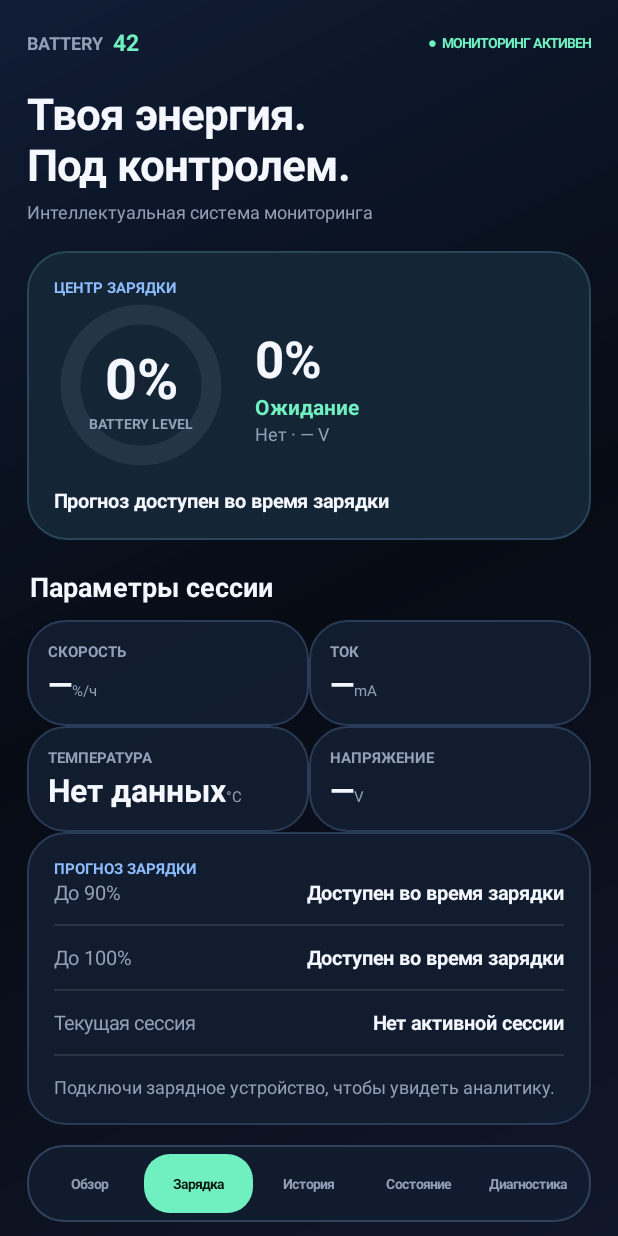
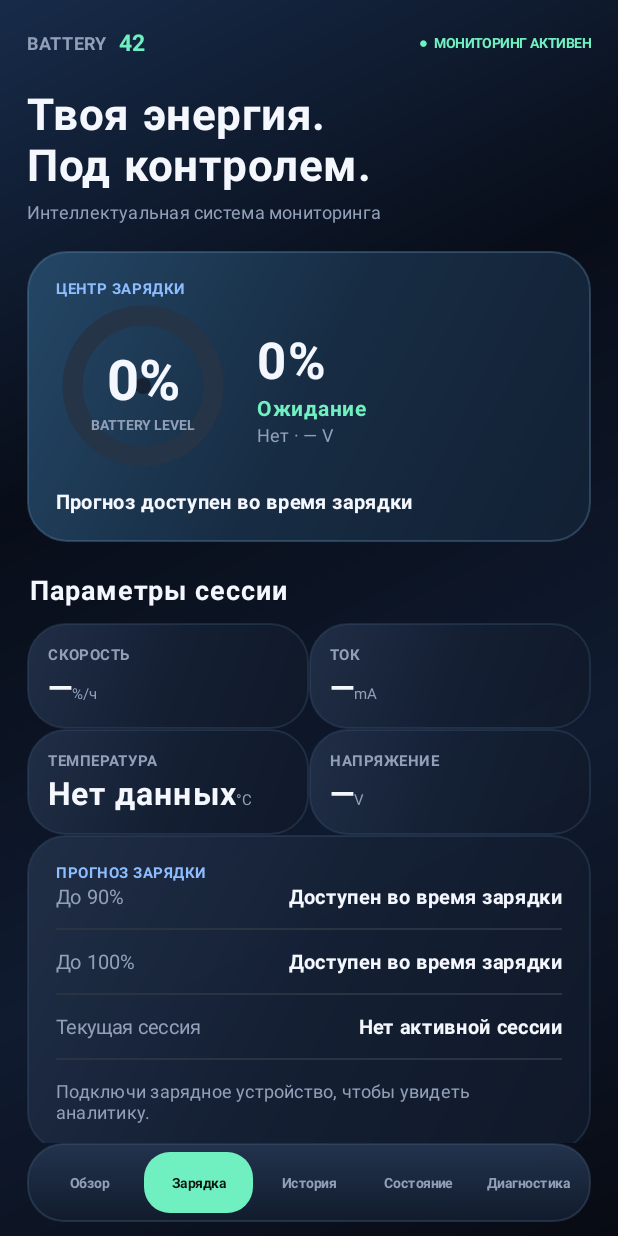
Before and after one commit to fin4eg1/BatteryMonitor42, an Android app: the screen it shows after launch (MainActivity), after a tap on "Зарядка", on a phone screen of 412 x 824 dp. Run offline under Robolectric (Android 15) with nearby library versions, the phone set to English and light mode, and no system bars; 1 other tap on this screen came first.

Commit message:
Upgrade Battery Monitor 42 to premium animated glass UI

```diff
--- a/app/src/main/java/ru/dmitry/batterymonitor42/MainActivity.java
+++ b/app/src/main/java/ru/dmitry/batterymonitor42/MainActivity.java
@@ -35,16 +35,17 @@ public class MainActivity extends Activity {
     @Override public void onCreate(Bundle b){super.onCreate(b);getWindow().setStatusBarColor(BG);getWindow().setNavigationBarColor(BG);getWindow().getDecorView().setSystemUiVisibility(0);bm=(BatteryManager)getSystemService(BATTERY_SERVICE);prefs=getSharedPreferences("battery42",MODE_PRIVATE);loadHistory();createNotificationChannel();if(Build.VERSION.SDK_INT>=33&&checkSelfPermission(Manifest.permission.POST_NOTIFICATIONS)!=PackageManager.PERMISSION_GRANTED)requestPermissions(new String[]{Manifest.permission.POST_NOTIFICATIONS},42);buildShell();batteryIntent=registerReceiver(receiver,new IntentFilter(Intent.ACTION_BATTERY_CHANGED));if(batteryIntent!=null)readBattery(batteryIntent);startBatteryMonitor();}
     int dp(float v){return (int)(v*getResources().getDisplayMetrics().density+.5f);}
     GradientDrawable shape(int color,int radius,int stroke){GradientDrawable d=new GradientDrawable();d.setColor(color);d.setCornerRadius(dp(radius));if(stroke!=0)d.setStroke(dp(1),stroke);return d;}
-    TextView label(String s,int size,int color,boolean bold){TextView t=new TextView(this);t.setText(s);t.setTextSize(size);t.setTextColor(color);if(bold)t.setTypeface(null,1);return t;}
+    TextView label(String s,int size,int color,boolean bold){TextView t=new TextView(this);t.setText(s);t.setTextSize(size);t.setTextColor(color);t.setFontFeatureSettings("kern");t.setLetterSpacing(bold?0.035f:0.012f);t.setTypeface(Typeface.create("sans-serif",bold?Typeface.BOLD:Typeface.NORMAL));return t;}
     LinearLayout column(){LinearLayout l=new LinearLayout(this);l.setOrientation(1);return l;}
     LinearLayout row(){LinearLayout l=new LinearLayout(this);l.setOrientation(0);l.setGravity(Gravity.CENTER_VERTICAL);return l;}
-    LinearLayout panel(){LinearLayout p=column();p.setPadding(dp(18),dp(17),dp(18),dp(17));p.setBackground(shape(0xee121e31,25,0xff293b56));LinearLayout.LayoutParams lp=new LinearLayout.LayoutParams(-1,-2);lp.bottomMargin=dp(13);p.setLayoutParams(lp);return p;}
-    void buildShell(){root=column();GradientDrawable backdrop=new GradientDrawable(GradientDrawable.Orientation.TL_BR,new int[]{0xff101d35,0xff070b14,0xff11172a});root.setBackground(backdrop);root.setPadding(dp(18),dp(18),dp(18),dp(9));root.setOnApplyWindowInsetsListener((v,insets)->{v.setPadding(dp(18),dp(18)+insets.getSystemWindowInsetTop(),dp(18),dp(9)+insets.getSystemWindowInsetBottom());return insets;});LinearLayout head=row();TextView brand=label("BATTERY",12,MUTED,true);TextView mark=label("  42",15,GREEN,true);head.addView(brand);head.addView(mark);head.addView(new View(this),new LinearLayout.LayoutParams(0,1,1));TextView live=label("●  МОНИТОРИНГ АКТИВЕН",9,GREEN,true);head.addView(live);root.addView(head);
+    LinearLayout panel(){LinearLayout p=column();p.setPadding(dp(19),dp(18),dp(19),dp(18));GradientDrawable bg=new GradientDrawable(GradientDrawable.Orientation.TL_BR,new int[]{0xf0213048,0xf0142034,0xf0101929});bg.setCornerRadius(dp(25));bg.setStroke(dp(1),0x553d5877);p.setBackground(bg);p.setElevation(dp(5));LinearLayout.LayoutParams lp=new LinearLayout.LayoutParams(-1,-2);lp.bottomMargin=dp(14);p.setLayoutParams(lp);return p;}
+    void buildShell(){root=column();GradientDrawable backdrop=new GradientDrawable(GradientDrawable.Orientation.TL_BR,new int[]{0xff172b49,0xff080d18,0xff101b30,0xff080b13});root.setBackground(backdrop);root.setPadding(dp(18),dp(18),dp(18),dp(9));root.setOnApplyWindowInsetsListener((v,insets)->{v.setPadding(dp(18),dp(18)+insets.getSystemWindowInsetTop(),dp(18),dp(9)+insets.getSystemWindowInsetBottom());return insets;});LinearLayout head=row();TextView brand=label("BATTERY",12,MUTED,true);TextView mark=label("  42",15,GREEN,true);head.addView(brand);head.addView(mark);head.addView(new View(this),new LinearLayout.LayoutParams(0,1,1));TextView live=label("●  МОНИТОРИНГ АКТИВЕН",9,GREEN,true);head.addView(live);root.addView(head);
         TextView heading=label("Твоя энергия.\nПод контролем.",29,TEXT,true);LinearLayout.LayoutParams hp=new LinearLayout.LayoutParams(-1,-2);hp.topMargin=dp(17);hp.bottomMargin=dp(4);root.addView(heading,hp);
         TextView sub=label("Интеллектуальная система мониторинга",12,MUTED,false);root.addView(sub);
         ScrollView scroll=new ScrollView(this);scroll.setFillViewport(false);content=column();content.setPadding(0,dp(18),0,dp(10));scroll.addView(content);root.addView(scroll,new LinearLayout.LayoutParams(-1,0,1));
-        nav=row();nav.setPadding(dp(5),dp(6),dp(5),dp(6));nav.setBackground(shape(0xee111c30,24,0xff30415c));String[] tabs={"Обзор","Зарядка","История","Состояние","Диагностика"};for(String s:tabs){TextView t=label(s,9,s.equals(page)?0xff06130f:MUTED,true);t.setGravity(Gravity.CENTER);t.setPadding(dp(3),dp(13),dp(3),dp(13));t.setBackground(shape(s.equals(page)?GREEN:0x00000000,16,0));nav.addView(t,new LinearLayout.LayoutParams(0,-2,1));t.setOnClickListener(v->{page=s;buildPage();updateNavStyles();});}root.addView(nav);setContentView(root);buildPage();updateNavStyles();} void updateNavStyles(){if(nav==null)return;for(int j=0;j<nav.getChildCount();j++){TextView x=(TextView)nav.getChildAt(j);boolean selected=x.getText().toString().equals(page);x.setTextColor(selected?0xff09130f:MUTED);x.setBackground(shape(selected?GREEN:0x00000000,17,0));}}
-    void buildPage(){content.removeAllViews();if(page.equals("Обзор"))overview();else if(page.equals("Зарядка"))chargePage();else if(page.equals("История"))historyPage();else if(page.equals("Состояние"))healthPage();else if(page.equals("Диагностика"))diagnosticsPage();else tipsPage();}
+        nav=row();nav.setPadding(dp(5),dp(6),dp(5),dp(6));GradientDrawable navBg=new GradientDrawable(GradientDrawable.Orientation.TOP_BOTTOM,new int[]{0xf0243550,0xf0111c2d});navBg.setCornerRadius(dp(24));navBg.setStroke(dp(1),0x66445b78);nav.setBackground(navBg);nav.setElevation(dp(12));String[] tabs={"Обзор","Зарядка","История","Состояние","Диагностика"};for(String s:tabs){TextView t=label(s,9,s.equals(page)?0xff06130f:MUTED,true);t.setGravity(Gravity.CENTER);t.setPadding(dp(3),dp(14),dp(3),dp(14));t.setBackground(shape(s.equals(page)?GREEN:0x00000000,16,0));nav.addView(t,new LinearLayout.LayoutParams(0,-2,1));t.setOnClickListener(v->{page=s;buildPage();updateNavStyles();});}root.addView(nav);setContentView(root);buildPage();updateNavStyles();} void updateNavStyles(){if(nav==null)return;for(int j=0;j<nav.getChildCount();j++){TextView x=(TextView)nav.getChildAt(j);boolean selected=x.getText().toString().equals(page);x.setTextColor(selected?0xff09130f:MUTED);x.setBackground(shape(selected?GREEN:0x00000000,17,0));}}
+    void buildPage(){content.removeAllViews();if(page.equals("Обзор"))overview();else if(page.equals("Зарядка"))chargePage();else if(page.equals("История"))historyPage();else if(page.equals("Состояние"))healthPage();else if(page.equals("Диагностика"))diagnosticsPage();else tipsPage();animateContent();}
+    void animateContent(){for(int i=0;i<content.getChildCount();i++){View v=content.getChildAt(i);v.setAlpha(0f);v.setTranslationY(dp(12));v.animate().alpha(1f).translationY(0f).setStartDelay(i*35L).setDuration(280).setInterpolator(new android.view.animation.DecelerateInterpolator()).start();}}
     void overview(){LinearLayout hero=panel();hero.setGravity(Gravity.CENTER_HORIZONTAL);TextView cap=label("ТЕКУЩИЙ ЗАРЯД",10,MUTED,true);hero.addView(cap);ring=new BatteryRing();LinearLayout.LayoutParams rp=new LinearLayout.LayoutParams(dp(204),dp(204));rp.topMargin=dp(9);hero.addView(ring,rp);pct=label(level+"%",39,TEXT,true);status=label(statusText(),13,GREEN,true);LinearLayout.LayoutParams sp=new LinearLayout.LayoutParams(-2,-2);sp.topMargin=dp(5);hero.addView(status);eta=label(chargingEtaText(),12,MUTED,false);LinearLayout.LayoutParams ep=new LinearLayout.LayoutParams(-2,-2);ep.topMargin=dp(10);hero.addView(eta);content.addView(hero);
         TextView section=label("Показатели",17,TEXT,true);section.setPadding(dp(2),dp(5),0,dp(10));content.addView(section);
         LinearLayout r1=row();r1.addView(metric("Температура",tempText(), "°C"),new LinearLayout.LayoutParams(0,-2,1));r1.addView(metric("Напряжение",voltageText(),"V"),new LinearLayout.LayoutParams(0,-2,1));content.addView(r1);
@@ -62,7 +63,7 @@ public class MainActivity extends Activity {
     void healthPage(){LinearLayout p=panel();p.addView(label("Состояние аккумулятора",21,TEXT,true));p.addView(label(healthText(),17,GREEN,true));p.addView(label("Android сообщает системный статус батареи. Это не лабораторная диагностика ёмкости.",12,MUTED,false));content.addView(p);LinearLayout grid=panel();grid.addView(infoLine("Системное здоровье",healthText()));grid.addView(infoLine("Температура",tempText()));grid.addView(infoLine("Технология",techText()));grid.addView(infoLine("Циклы зарядки",cycleText()));grid.addView(infoLine("Оценка износа","Недоступна без проектной ёмкости"));content.addView(grid);LinearLayout note=panel();note.addView(label("Почему нет процента износа?",16,TEXT,true));note.addView(label("Стандартный Android API не гарантирует доступ к заводской ёмкости батареи. Поэтому приложение не подменяет реальное измерение случайным процентом. На некоторых моделях доступны дополнительные данные производителя.",12,MUTED,false));content.addView(note);}
     View infoLine(String a,String b){LinearLayout r=row();TextView x=label(a,13,MUTED,false);TextView y=label(b,13,TEXT,true);r.addView(x,new LinearLayout.LayoutParams(0,-2,1));r.addView(y);View line=new View(this);line.setBackgroundColor(0xff293342);LinearLayout wrap=column();wrap.addView(r);LinearLayout.LayoutParams lp=new LinearLayout.LayoutParams(-1,dp(1));lp.topMargin=dp(12);lp.bottomMargin=dp(12);wrap.addView(line,lp);return wrap;}
     void chargePage(){
-        LinearLayout hero=panel();hero.setBackground(shape(0xff142536,26,0xff28465a));
+        LinearLayout hero=panel();GradientDrawable premiumHero=new GradientDrawable(GradientDrawable.Orientation.TL_BR,new int[]{0xff244766,0xff172c43,0xff122033});premiumHero.setCornerRadius(dp(26));premiumHero.setStroke(dp(1),0x665a83a5);hero.setBackground(premiumHero);
         hero.addView(label("ЦЕНТР ЗАРЯДКИ",10,BLUE,true));
         LinearLayout top=row();top.setGravity(Gravity.CENTER_VERTICAL);
         BatteryRing bigRing=new BatteryRing();top.addView(bigRing,new LinearLayout.LayoutParams(dp(116),dp(116)));
```
